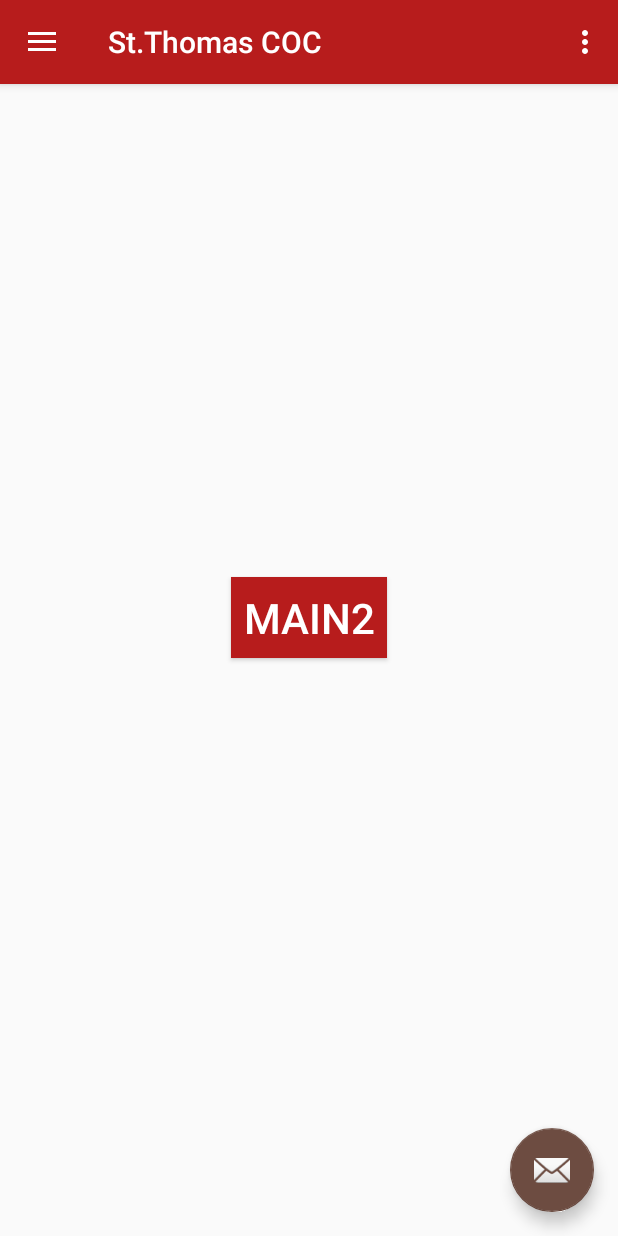
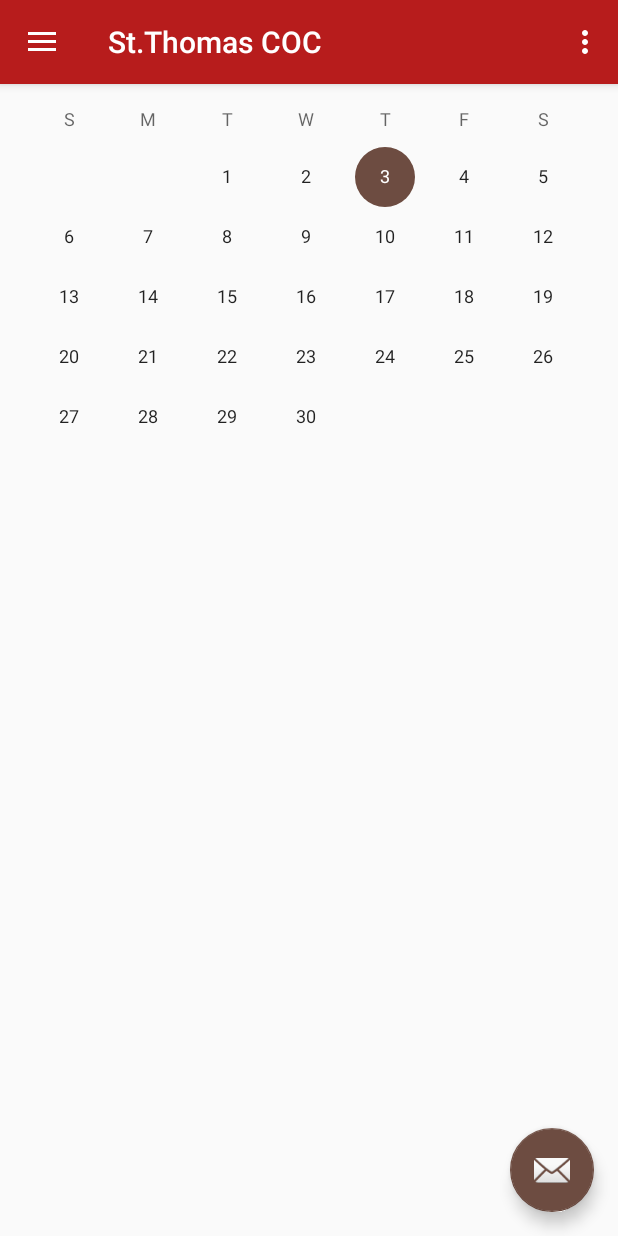
Before and after one commit to AbanoubG/stthomas, an Android app: the screen it shows after launch (MainActivity), in the side drawer, after a tap on "Service Schedule", on a phone screen of 412 x 824 dp. Run offline under Robolectric (Android 15) with nearby library versions, the phone set to English and light mode, and no system bars.

Commit message:
Commit 2 (11/2/16)

```diff
--- a/app/src/main/AndroidManifest.xml
+++ b/app/src/main/AndroidManifest.xml
@@ -1,6 +1,10 @@
 <?xml version="1.0" encoding="utf-8"?>
 <manifest xmlns:android="http://schemas.android.com/apk/res/android"
     package="org.coc.stthomas.stthomascoc">
+
+    <uses-permission android:name="android.permission.READ_CALENDAR">
+
+    </uses-permission>
 
     <application
         android:allowBackup="true"
--- a/app/src/main/res/layout/fragment_schedule.xml
+++ b/app/src/main/res/layout/fragment_schedule.xml
@@ -4,16 +4,14 @@
     android:layout_height="match_parent"
     tools:context="org.coc.stthomas.stthomascoc.ScheduleFragment">
 
-    <Button
+    <CalendarView
         android:layout_width="wrap_content"
         android:layout_height="wrap_content"
-        android:text="@string/main2"
-        android:padding="8dp"
-        android:textColor="#fff"
-        android:background="@color/colorPrimary"
-        android:textSize="28sp"
-        android:id="@+id/main_button"
-        android:layout_centerVertical="true"
-        android:layout_centerHorizontal="true" />
+        android:id="@+id/calendarView"
+        android:layout_alignParentTop="true"
+        android:layout_alignParentLeft="true"
+        android:layout_alignParentStart="true"
+        android:layout_alignParentRight="true"
+        android:layout_alignParentEnd="true" />
 
 </RelativeLayout>
--- a/app/src/main/res/menu/activity_main_drawer.xml
+++ b/app/src/main/res/menu/activity_main_drawer.xml
@@ -25,11 +25,11 @@
             <item
                 android:id="@+id/nav_share"
                 android:icon="@drawable/ic_menu_share"
-                android:title="Share" />
+                android:title="@string/share" />
             <item
                 android:id="@+id/nav_send"
                 android:icon="@drawable/ic_menu_send"
-                android:title="Send" />
+                android:title="@string/send" />
         </menu>
     </item>
 
--- a/app/src/main/res/values/strings.xml
+++ b/app/src/main/res/values/strings.xml
@@ -16,4 +16,6 @@
     <string name="readings">Readings</string>
     <string name="spiritual_word">Spiritual Word</string>
     <string name="more">More</string>
+    <string name="share">Share</string>
+    <string name="send">Send</string>
 </resources>
```
Also changed, not shown: app/src/main/res/drawable-v21/ic_menu_manage.xml (deleted, +0 -9 lines), app/src/main/res/drawable-v21/ic_menu_slideshow.xml (deleted, +0 -9 lines), app/src/main/res/drawable-hdpi/profile.png (deleted), app/src/main/res/drawable-mdpi/profile.png (deleted), app/src/main/res/drawable-xhdpi/profile.png (deleted), app/src/main/res/drawable-xxhdpi/profile.png (deleted), 2 other files.
